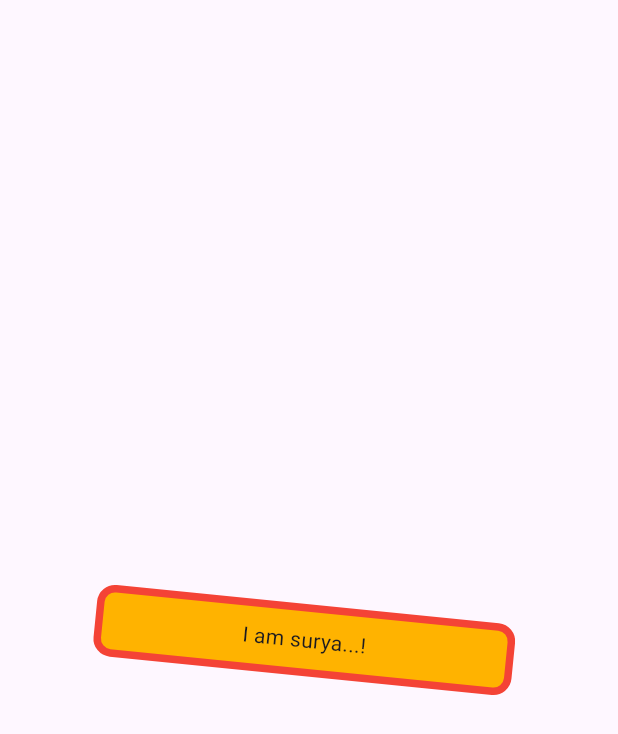
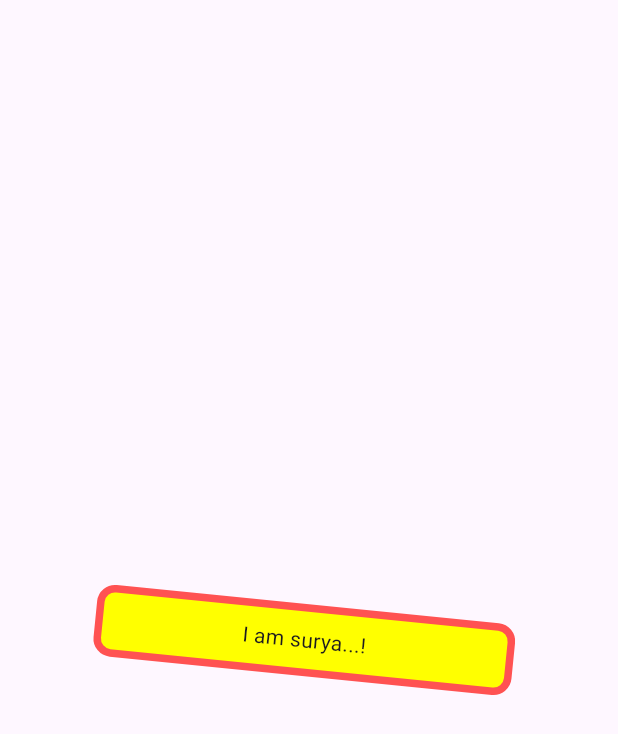
Before and after one commit to suryakantwalunj/flutter, a Flutter app: the screen it shows after launch, on a phone screen of 412 x 824 dp. Shown: the top 734 px of the screen. Run offline on Flutter 3.47's test engine with Material 3 defaults, Android fonts, the phone set to English and light mode, and no system bars.

Commit message:
minor updates

```diff
--- a/sample1/flutter_Baner/lib/main.dart
+++ b/sample1/flutter_Baner/lib/main.dart
@@ -17,11 +17,11 @@ class MyButton extends StatelessWidget {
         margin: const EdgeInsets.symmetric(horizontal: 8),
         decoration: BoxDecoration(
           border: Border.all(
-            color: Colors.red,
+            color: Colors.redAccent,
             width: 5.0,
           ),
           borderRadius: BorderRadius.circular(12),
-          color: Colors.amber[600],
+          color: Colors.yellowAccent,
         ),
         child: const Center(
           child: Text('I am surya...!'),
```
